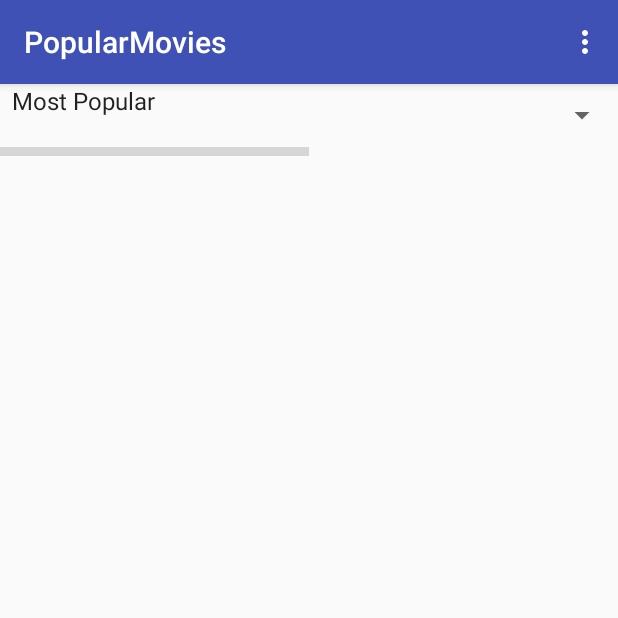
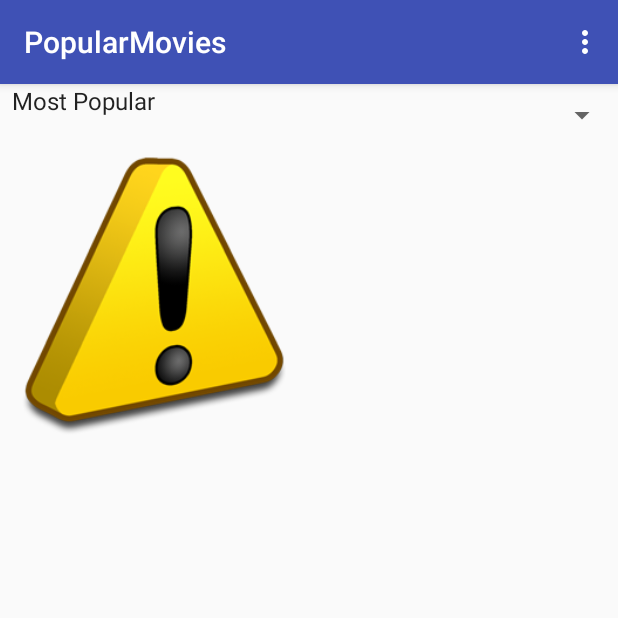
Before and after one commit to KostasC22/PopularMovies, an Android app: the screen it shows after launch (MainActivity), on a phone screen of 412 x 824 dp, the top half of it. Run offline under Robolectric (Android 15) with nearby library versions, the phone set to English and light mode, and no system bars; our stand-ins replace ButterKnife, Picasso; pictures from the network do not load; 6 statements that could not run were skipped; grey boxes are pictures that could not be loaded.

Commit message:
Complete Suggestions
- Rewrite my code based on suggestions.

```diff
--- /dev/null
+++ b/app/src/main/java/com/havistudio/popularmovies/ImageUtil.java
@@ -0,0 +1,11 @@
+package com.havistudio.popularmovies;
+
+/**
+ * Created by kostas on 28/12/2015.
+ */
+public class ImageUtil {
+
+    public static String makeImageFullPath(String imageURL,String imageSize){
+        return "http://image.tmdb.org/t/p/" + imageSize + imageURL;
+    }
+}
--- a/app/src/main/java/com/havistudio/popularmovies/MainActivityFragment.java
+++ b/app/src/main/java/com/havistudio/popularmovies/MainActivityFragment.java
@@ -84,7 +84,7 @@ public class MainActivityFragment extends Fragment {
         List<Movie> moviesList;
 
         if(savedInstanceState == null || !savedInstanceState.containsKey(MOVIE_KEY)) {
-            Movie[] data = {new Movie("test", "test", "test","test", "test", "test")};
+            Movie[] data = {new Movie(0, "test", "test","test", "test", "test")};
             moviesList = new ArrayList<Movie>(Arrays.asList(data));
             MovieDBAPITask sat = new MovieDBAPITask(mMovieAdapter, mContext);
             sat.execute(spinnerValue((String) spinner.getSelectedItem()));
--- a/app/src/main/java/com/havistudio/popularmovies/MainActivityMyAdapter.java
+++ b/app/src/main/java/com/havistudio/popularmovies/MainActivityMyAdapter.java
@@ -3,6 +3,7 @@ package com.havistudio.popularmovies;
 import android.app.Activity;
 import android.content.Context;
 import android.os.Parcelable;
+import android.util.Log;
 import android.view.LayoutInflater;
 import android.view.View;
 import android.view.ViewGroup;
@@ -24,6 +25,7 @@ public class MainActivityMyAdapter extends BaseAdapter {
     private Context context;
     private List<Movie> data = null;
     private int layoutResourceId;
+    private String imageSize = "w342";
 
     public MainActivityMyAdapter(Context context, List<Movie> data, int layoutResourceId) {
         this.context = context;
@@ -49,7 +51,23 @@ public class MainActivityMyAdapter extends BaseAdapter {
         }
 
         Movie movie = data.get(position);
-        Picasso.with(context).load(movie.getImage()).into(holder.imgIcon);
+//        if(convertView != null) {
+//            int width = convertView.getWidth();
+//            int height = convertView.getHeight();
+//            Log.i("Test", "w:" + width + " h:" + height);
+//
+//            if(width > 0 && height > 0){
+//                Picasso.with(context).load(ImageUtil.makeImageFullPath(movie.getImage(), "w342")).placeholder(R.mipmap.ic_launcher).error(R.mipmap.symbols_warning)
+//                        .resize(width, height)
+//                        .centerCrop()
+//                        .into(holder.imgIcon);
+//            }else{
+//                Picasso.with(context).load(ImageUtil.makeImageFullPath(movie.getImage(), "w342")).placeholder(R.mipmap.ic_launcher).error(R.mipmap.symbols_warning).into(holder.imgIcon);
+//            }
+//        }else{
+//            Picasso.with(context).load(ImageUtil.makeImageFullPath(movie.getImage(), "w342")).placeholder(R.mipmap.ic_launcher).error(R.mipmap.symbols_warning).into(holder.imgIcon);
+//        }
+        Picasso.with(context).load(ImageUtil.makeImageFullPath(movie.getImage(), "w342")).placeholder(R.mipmap.ic_launcher).error(R.mipmap.symbols_warning).fit().into(holder.imgIcon);
 
         return row;
     }
--- a/app/src/main/java/com/havistudio/popularmovies/Movie.java
+++ b/app/src/main/java/com/havistudio/popularmovies/Movie.java
@@ -2,20 +2,32 @@ package com.havistudio.popularmovies;
 
 import android.os.Parcel;
 import android.os.Parcelable;
+
+import com.google.gson.annotations.SerializedName;
 
 /**
  * Created by kostas on 17/12/2015.
  */
 public class Movie implements Parcelable {
 
-    private String id;
+    @SerializedName("id")
+    private long id;
+    @SerializedName("title")
     private String title;
+    @SerializedName("poster_path")
     private String image;
+    @SerializedName("overview")
     private String overview;
+    @SerializedName("release_date")
     private String releaseDate;
+    @SerializedName("vote_average")
     private String voteAverage;
 
-    public Movie(String id, String title, String image, String overview, String releaseDate, String voteAverage) {
+    public Movie(){
+
+    }
+
+    public Movie(long id, String title, String image, String overview, String releaseDate, String voteAverage) {
         this.id = id;
         this.title = title;
         this.image = image;
@@ -25,7 +37,7 @@ public class Movie implements Parcelable {
     }
 
     public Movie(Parcel in) {
-        this.id = in.readString();
+        this.id = in.readLong();
         this.title = in.readString();
         this.image = in.readString();
         this.overview = in.readString();
@@ -33,11 +45,11 @@ public class Movie implements Parcelable {
         this.voteAverage = in.readString();
     }
 
-    public String getId() {
+    public long getId() {
         return id;
     }
 
-    public void setId(String id) {
+    public void setId(long id) {
         this.id = id;
     }
 
@@ -100,7 +112,7 @@ public class Movie implements Parcelable {
 
     @Override
     public void writeToParcel(Parcel dest, int flags) {
-        dest.writeString(getId());
+        dest.writeLong(getId());
         dest.writeString(getTitle());
         dest.writeString(getImage());
         dest.writeString(getOverview());
--- a/app/src/main/java/com/havistudio/popularmovies/MovieActivityFragment.java
+++ b/app/src/main/java/com/havistudio/popularmovies/MovieActivityFragment.java
@@ -40,7 +40,7 @@ public class MovieActivityFragment extends Fragment {
         // Get the intent information
         Intent intent = getActivity().getIntent();
 
-        Picasso.with(getActivity()).load(intent.getStringExtra("movieImage")).into(posterImageView);
+        Picasso.with(getActivity()).load(ImageUtil.makeImageFullPath(intent.getStringExtra("movieImage"), "w342")).into(posterImageView);
         textviewOverviewText.setText(intent.getStringExtra("movieOverview"));
         textviewReleaseDate.setText("Release Date: "+intent.getStringExtra("movieReleaseDate"));
         textviewAverageRating.setText("Average Rating: "+intent.getStringExtra("movieAverageVote"));
--- a/app/src/main/java/com/havistudio/popularmovies/MovieDBAPITask.java
+++ b/app/src/main/java/com/havistudio/popularmovies/MovieDBAPITask.java
@@ -17,7 +17,15 @@ import java.io.InputStreamReader;
 import java.net.HttpURLConnection;
 import java.net.URL;
 import java.util.ArrayList;
+import java.util.HashMap;
 import java.util.List;
+import java.util.Map;
+
+import retrofit.Call;
+import retrofit.CallAdapter;
+import retrofit.GsonConverterFactory;
+import retrofit.Response;
+import retrofit.Retrofit;
 
 /**
  * Created by kostas on 21/12/2015.
@@ -50,62 +58,22 @@ public class MovieDBAPITask extends AsyncTask<String, Void, List<Movie>> {
             return null;
         }
 
+        Retrofit retrofit = new Retrofit.Builder()
+                .baseUrl("http://api.themoviedb.org/")
+                .addConverterFactory(GsonConverterFactory.create())
+                .build();
+        MyApiRetrofit service = retrofit.create(MyApiRetrofit.class);
+
+        Map<String,String> temp = new HashMap<String,String>();
+        temp.put("api_key", BuildConfig.MOVIE_DB_ORG_API_KEY);
+        temp.put("sort_by", params[0]);
+
+        Call<MovieJSON> call = service.getMovies(temp);
         try {
-
-            Uri.Builder builder = new Uri.Builder();
-            builder.scheme("http")
-                    .authority("api.themoviedb.org")
-                    .appendPath("3")
-                    .appendPath("discover")
-                    .appendPath("movie")
-                    .appendQueryParameter("api_key", BuildConfig.MOVIE_DB_ORG_API_KEY)
-                    .appendQueryParameter("sort_by", params[0]);
-            String myUrl = builder.build().toString();
-            URL url = new URL(myUrl);
-
-            urlConnection = (HttpURLConnection) url.openConnection();
-            urlConnection.setRequestMethod("GET");
-            urlConnection.connect();
-
-            InputStream inputStream = urlConnection.getInputStream();
-            StringBuffer buffer = new StringBuffer();
-            if (inputStream == null) {
-                return null;
-            }
-            reader = new BufferedReader(new InputStreamReader(inputStream));
-
-            String line;
-
-            while ((line = reader.readLine()) != null) {
-                buffer.append(line + "\n");
-            }
-
-            if (buffer.length() == 0) {
-                // Stream was empty.  No point in parsing.
-                return null;
-            }
-            moviesJsonStr = buffer.toString();
-            result = getMoviesDataFromJSON(moviesJsonStr);
-
+            Response<MovieJSON> tempo = call.execute();
+            result = tempo.body().getmMovies();
         } catch (IOException e) {
             e.printStackTrace();
-            Log.e(LOG_TAG, "Error ", e);
-            return null;
-        } catch (JSONException e) {
-            e.printStackTrace();
-            Log.e(LOG_TAG, "Error ", e);
-            return null;
-        } finally {
-            if (urlConnection != null) {
-                urlConnection.disconnect();
-            }
-            if (reader != null) {
-                try {
-                    reader.close();
-                } catch (final IOException e) {
-                    Log.e(LOG_TAG, "Error closing stream", e);
-                }
-            }
         }
 
         return result;
@@ -120,31 +88,11 @@ public class MovieDBAPITask extends AsyncTask<String, Void, List<Movie>> {
                 mMovieAdapter.removeAll();
                 Toast.makeText(mContext, "No artist found with this name", Toast.LENGTH_LONG).show();
             } else {
-                mMovieAdapter.updateResults(movies);
+                if(mMovieAdapter != null){
+                    mMovieAdapter.updateResults(movies);
+                }
             }
         }
     }
 
-    public List<Movie> getMoviesDataFromJSON(String input) throws JSONException {
-        List<Movie> result = new ArrayList<Movie>();
-
-        JSONObject moviesJSON = new JSONObject(input);
-        Log.i("JSON", input);
-        JSONArray itemsJSONArray = moviesJSON.getJSONArray("results");
-        String imageSize = "w342";
-
-        for (int i = 0; i < itemsJSONArray.length(); i++) {
-            JSONObject movieItemJSON = itemsJSONArray.getJSONObject(i);
-            String movieId = "" + movieItemJSON.getLong("id");
-            String movieTitle = movieItemJSON.getString("title");
-            String movieImage = movieItemJSON.getString("poster_path");
-            String movieOverview = movieItemJSON.getString("overview");
-            String movieReleaseDate = movieItemJSON.getString("release_date");
-            String movieAverageRate = ""+movieItemJSON.getDouble("vote_average");
-            String fullPathImage = "http://image.tmdb.org/t/p/" + imageSize + movieImage;
-            result.add(new Movie(movieId, movieTitle, fullPathImage, movieOverview, movieReleaseDate, movieAverageRate));
-        }
-
-        return result;
-    }
 }
--- /dev/null
+++ b/app/src/main/java/com/havistudio/popularmovies/MyApiRetrofit.java
@@ -0,0 +1,20 @@
+package com.havistudio.popularmovies;
+
+import java.util.List;
+import java.util.Map;
+
+import retrofit.Call;
+import retrofit.Callback;
+import retrofit.http.FieldMap;
+import retrofit.http.GET;
+import retrofit.http.QueryMap;
+
+/**
+ * Created by kostas on 24/12/2015.
+ */
+public interface MyApiRetrofit {
+
+    @GET("3/discover/movie")
+    Call<MovieJSON> getMovies(@QueryMap Map<String, String> options);
+
+}
--- a/app/src/main/res/layout/fragment_main.xml
+++ b/app/src/main/res/layout/fragment_main.xml
@@ -9,19 +9,16 @@
     <Spinner
         android:id="@+id/order_movies"
         android:singleLine="true"
-        android:layout_width="match_parent"
+        android:layout_width="fill_parent"
         android:layout_height="wrap_content"
         android:ellipsize="marquee"
         android:paddingBottom="20dp"/>
 
     <GridView xmlns:android="http://schemas.android.com/apk/res/android"
         android:id="@+id/gridView_movies"
-        android:numColumns="2"
-        android:gravity="center"
-        android:columnWidth="100dp"
-        android:stretchMode="columnWidth"
-        android:layout_width="fill_parent"
-        android:layout_height="fill_parent" >
+        android:numColumns="auto_fit"
+        android:layout_width="match_parent"
+        android:layout_height="wrap_content" >
     </GridView>
 
 </LinearLayout>
--- a/app/src/main/res/layout/gridview_layout_main.xml
+++ b/app/src/main/res/layout/gridview_layout_main.xml
@@ -6,8 +6,7 @@
 
     <ImageView
         android:id="@+id/grid_item_image"
-        android:layout_width="fill_parent"
-        android:layout_height="fill_parent"
-        android:paddingBottom="5dp"></ImageView>
+        android:layout_width="match_parent"
+        android:layout_height="200dp"></ImageView>
 
 </LinearLayout>
```
Also changed, not shown: app/src/main/java/com/havistudio/popularmovies/MovieJSON.java (added, +23 -0 lines), app/src/main/res/mipmap-hdpi/symbols_warning.png (added).
